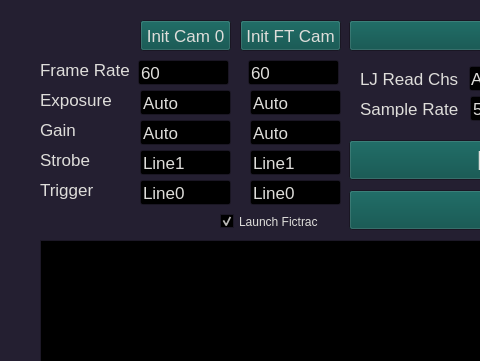
Qt form gui.ui (jbmelander/jackfish) before a commit; both pictures show x 0 to 480 and y 0 to 361 of the 1100 by 670 pixel window.
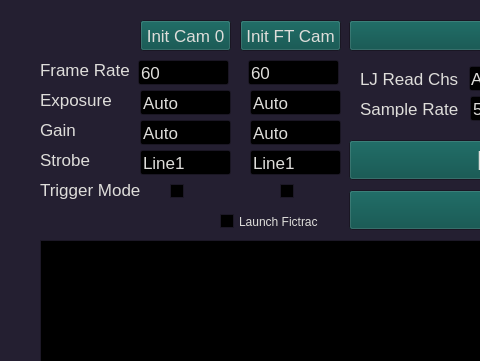
The same form after that commit. Custom widgets are drawn as their Qt base class.

Commit message: lj dataQ maxlen; cam trigger toggle

What changed in the file:
```diff
--- a/gui.ui
+++ b/gui.ui
@@ -703,34 +703,12 @@
      <string>Strobe</string>
     </property>
    </widget>
-   <widget class="QLineEdit" name="trigger_edit">
-    <property name="geometry">
-     <rect>
-      <x>140</x>
-      <y>180</y>
-      <width>91</width>
-      <height>25</height>
-     </rect>
-    </property>
-    <property name="font">
-     <font>
-      <family>Arial</family>
-      <pointsize>13</pointsize>
-     </font>
-    </property>
-    <property name="layoutDirection">
-     <enum>Qt::LeftToRight</enum>
-    </property>
-    <property name="text">
-     <string>Line0</string>
-    </property>
-   </widget>
    <widget class="QLabel" name="label_7">
     <property name="geometry">
      <rect>
       <x>40</x>
       <y>170</y>
-      <width>81</width>
+      <width>101</width>
       <height>40</height>
      </rect>
     </property>
@@ -744,7 +722,7 @@
      <enum>Qt::LeftToRight</enum>
     </property>
     <property name="text">
-     <string>Trigger</string>
+     <string>Trigger Mode</string>
     </property>
    </widget>
    <widget class="QLineEdit" name="lj_chan_edit">
@@ -1072,28 +1050,6 @@
      <string>60</string>
     </property>
    </widget>
-   <widget class="QLineEdit" name="trigger_edit_2">
-    <property name="geometry">
-     <rect>
-      <x>250</x>
-      <y>180</y>
-      <width>91</width>
-      <height>25</height>
-     </rect>
-    </property>
-    <property name="font">
-     <font>
-      <family>Arial</family>
-      <pointsize>13</pointsize>
-     </font>
-    </property>
-    <property name="layoutDirection">
-     <enum>Qt::LeftToRight</enum>
-    </property>
-    <property name="text">
-     <string>Line0</string>
-    </property>
-   </widget>
    <widget class="QLineEdit" name="et_edit_2">
     <property name="geometry">
      <rect>
@@ -1173,7 +1129,39 @@
      <string>Launch Fictrac</string>
     </property>
     <property name="checked">
-     <bool>true</bool>
+     <bool>false</bool>
+    </property>
+   </widget>
+   <widget class="QCheckBox" name="cam0_trigger_toggle">
+    <property name="geometry">
+     <rect>
+      <x>170</x>
+      <y>180</y>
+      <width>16</width>
+      <height>23</height>
+     </rect>
+    </property>
+    <property name="text">
+     <string/>
+    </property>
+    <property name="checked">
+     <bool>false</bool>
+    </property>
+   </widget>
+   <widget class="QCheckBox" name="cam1_trigger_toggle">
+    <property name="geometry">
+     <rect>
+      <x>280</x>
+      <y>180</y>
+      <width>16</width>
+      <height>23</height>
+     </rect>
+    </property>
+    <property name="text">
+     <string/>
+    </property>
+    <property name="checked">
+     <bool>false</bool>
     </property>
    </widget>
   </widget>
```
The commit also changes 3 other files.
